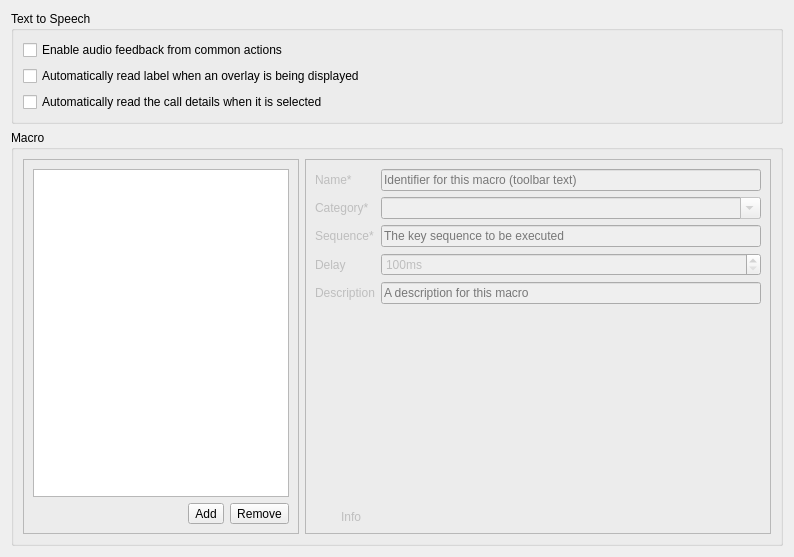
KDE/ring-kde, file src/conf/dlgaccessibility.ui: the form before one commit.
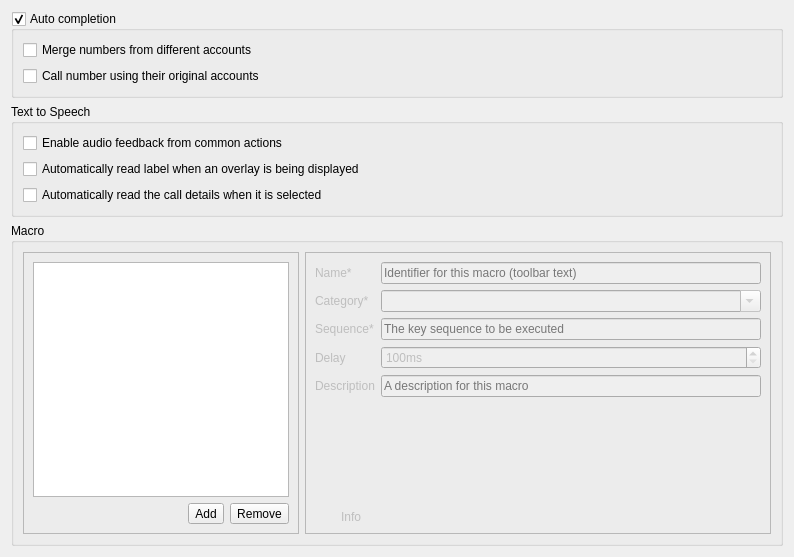
The form after the commit. Custom widgets are drawn as their Qt base class.

Commit message: [ #31027 ] Add auto completion widget

Diff of the .ui file:
```diff
--- a/src/conf/dlgaccessibility.ui
+++ b/src/conf/dlgaccessibility.ui
@@ -14,6 +14,32 @@
    <string>Accessibility settings</string>
   </property>
   <layout class="QVBoxLayout" name="verticalLayout">
+   <item>
+    <widget class="QGroupBox" name="kcfg_enableAutoCompletion">
+     <property name="title">
+      <string>Auto completion</string>
+     </property>
+     <property name="checkable">
+      <bool>true</bool>
+     </property>
+     <layout class="QVBoxLayout" name="verticalLayout_3">
+      <item>
+       <widget class="QCheckBox" name="kcfg_autoCompleteMergeNumbers">
+        <property name="text">
+         <string>Merge numbers from different accounts</string>
+        </property>
+       </widget>
+      </item>
+      <item>
+       <widget class="QCheckBox" name="kcfg_autoCompleteUseAccount">
+        <property name="text">
+         <string>Call number using their original accounts</string>
+        </property>
+       </widget>
+      </item>
+     </layout>
+    </widget>
+   </item>
    <item>
     <widget class="QGroupBox" name="m_pT2SBG">
      <property name="title">
```
The commit also changes 18 other files.
